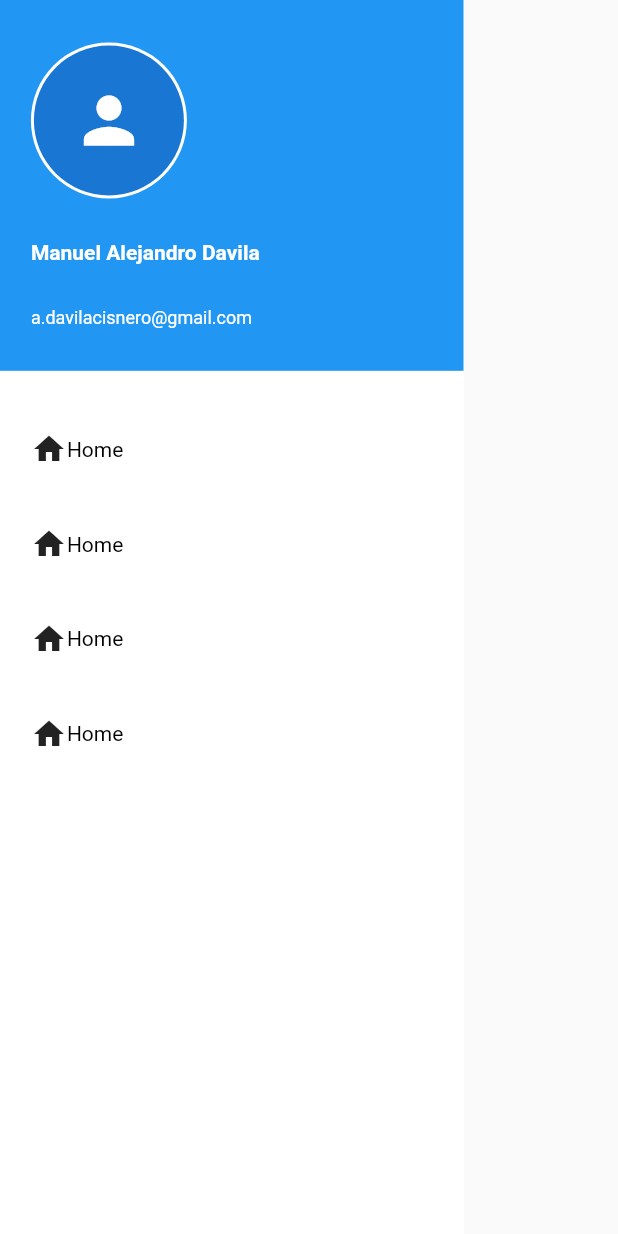
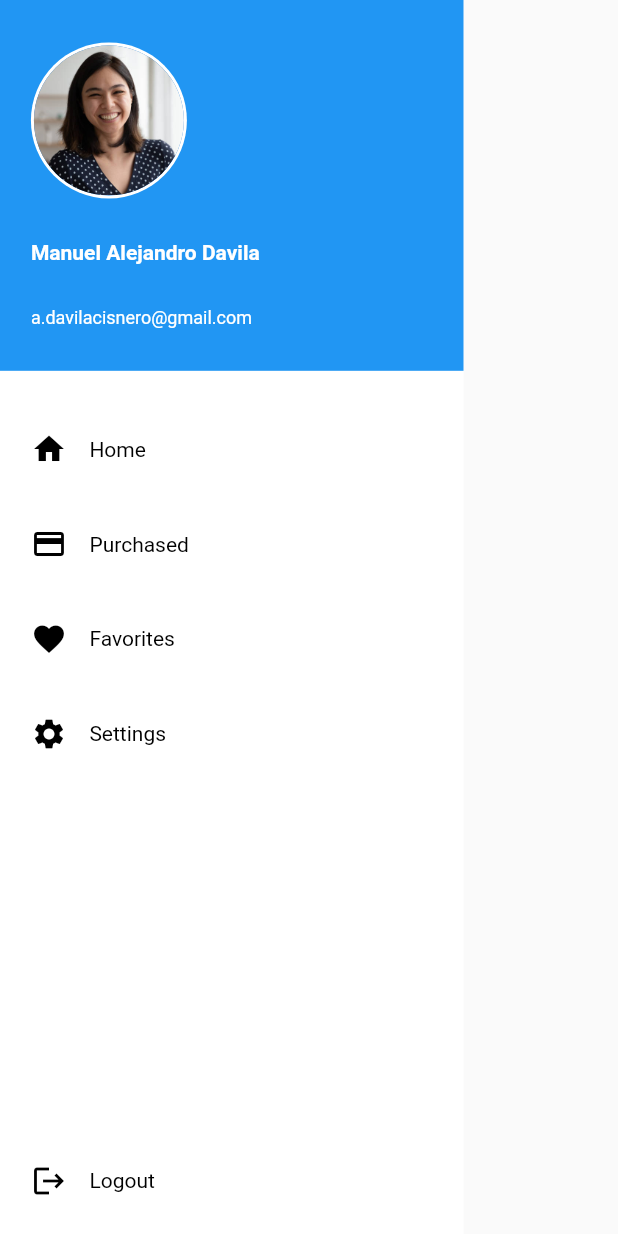
Before and after one commit to AlejandroCisnero/ECommerceApp, a Flutter app: the CustomDrawer widget shown alone on an empty page, opened directly, on a phone screen of 412 x 824 dp. Run offline on Flutter 3.47's test engine with Material 2 defaults, Android fonts, the phone set to English and light mode, and no system bars; our stand-ins replace connectivity_plus, country_picker, flutter_svg, google_fonts, transparent_image; network calls fail.

Commit message:
Drawing icons

```diff
--- a/lib/screens/checkout/create_address_screen.dart
+++ b/lib/screens/checkout/create_address_screen.dart
@@ -208,7 +208,6 @@ class _CreateAddressScreenState extends State<CreateAddressScreen> {
                         ),
                       ),
                     );
-                    print('A ver');
                   }
                 },
                 child: Container(
--- a/lib/widgets/custom_drawer.dart
+++ b/lib/widgets/custom_drawer.dart
@@ -26,12 +26,9 @@ class CustomDrawer extends StatelessWidget {
                   radius: 52,
                   backgroundColor: Colors.white,
                   child: CircleAvatar(
-                    radius: 50,
-                    child: Icon(
-                      Icons.person,
-                      size: 50,
-                    ),
-                  ),
+                      radius: 50,
+                      backgroundImage:
+                          AssetImage('assets/images/ProfilePic.jpg')),
                 ),
                 Text(
                   'Manuel Alejandro Davila',
@@ -54,12 +51,18 @@ class CustomDrawer extends StatelessWidget {
             width: width * 0.75,
             height: (heigh * 0.40) - kBottomNavigationBarHeight,
             child: Column(
+              crossAxisAlignment: CrossAxisAlignment.start,
               mainAxisAlignment: MainAxisAlignment.spaceAround,
               children: [
                 Row(
+                  mainAxisSize: MainAxisSize.min,
                   mainAxisAlignment: MainAxisAlignment.start,
                   children: [
-                    const Icon(Icons.home),
+                    Container(
+                      padding: const EdgeInsets.only(right: 15),
+                      child: Icon(Icons.home,
+                          color: Theme.of(context).colorScheme.onSurface),
+                    ),
                     Text(
                       'Home',
                       style: Theme.of(context).textTheme.bodyMedium!.merge(
@@ -70,11 +73,16 @@ class CustomDrawer extends StatelessWidget {
                   ],
                 ),
                 Row(
+                  mainAxisSize: MainAxisSize.min,
                   mainAxisAlignment: MainAxisAlignment.start,
                   children: [
-                    Icon(Icons.home),
+                    Container(
+                      padding: const EdgeInsets.only(right: 15),
+                      child: Icon(Icons.credit_card,
+                          color: Theme.of(context).colorScheme.onSurface),
+                    ),
                     Text(
-                      'Home',
+                      'Purchased',
                       style: Theme.of(context).textTheme.bodyMedium!.merge(
                             TextStyle(
                                 color: Theme.of(context).colorScheme.onSurface),
@@ -83,11 +91,16 @@ class CustomDrawer extends StatelessWidget {
                   ],
                 ),
                 Row(
+                  mainAxisSize: MainAxisSize.min,
                   mainAxisAlignment: MainAxisAlignment.start,
                   children: [
-                    Icon(Icons.home),
+                    Container(
+                      padding: const EdgeInsets.only(right: 15),
+                      child: Icon(Icons.favorite,
+                          color: Theme.of(context).colorScheme.onSurface),
+                    ),
                     Text(
-                      'Home',
+                      'Favorites',
                       style: Theme.of(context).textTheme.bodyMedium!.merge(
                             TextStyle(
                                 color: Theme.of(context).colorScheme.onSurface),
@@ -96,21 +109,52 @@ class CustomDrawer extends StatelessWidget {
                   ],
                 ),
                 Row(
+                  mainAxisSize: MainAxisSize.min,
                   mainAxisAlignment: MainAxisAlignment.start,
                   children: [
-                    Icon(Icons.home),
+                    Container(
+                      padding: const EdgeInsets.only(right: 15),
+                      child: Icon(Icons.settings,
+                          color: Theme.of(context).colorScheme.onSurface),
+                    ),
                     Text(
-                      'Home',
+                      'Settings',
                       style: Theme.of(context).textTheme.bodyMedium!.merge(
                             TextStyle(
                                 color: Theme.of(context).colorScheme.onSurface),
                           ),
                     )
                   ],
+                ),
+              ],
+            ),
+          ),
+          const Spacer(),
+          Container(
+            alignment: Alignment.centerLeft,
+            padding: EdgeInsets.only(
+              left: width * 0.05,
+              bottom: 25,
+            ),
+            child: Row(
+              mainAxisSize: MainAxisSize.min,
+              mainAxisAlignment: MainAxisAlignment.start,
+              children: [
+                Container(
+                  padding: const EdgeInsets.only(right: 15),
+                  child: Icon(Icons.logout,
+                      color: Theme.of(context).colorScheme.onSurface),
+                ),
+                Text(
+                  'Logout',
+                  style: Theme.of(context).textTheme.bodyMedium!.merge(
+                        TextStyle(
+                            color: Theme.of(context).colorScheme.onSurface),
+                      ),
                 )
               ],
             ),
-          )
+          ),
         ],
       ),
     );
--- a/pubspec.yaml
+++ b/pubspec.yaml
@@ -66,6 +66,7 @@ flutter:
   # To add assets to your application, add an assets section, like this:
   assets:
     - assets/icons/
+    - assets/images/
   #   - images/a_dot_ham.jpeg
 
   # An image asset can refer to one or more resolution-specific "variants", see
```
Also changed, not shown: assets/images/ProfilePic.jpg (added).
